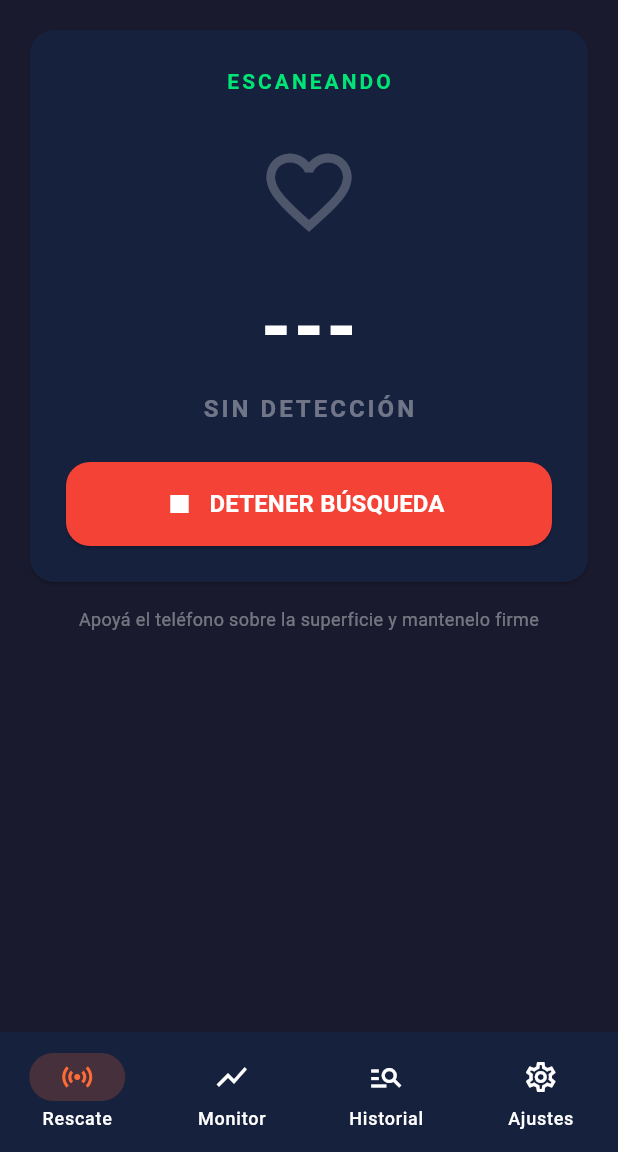
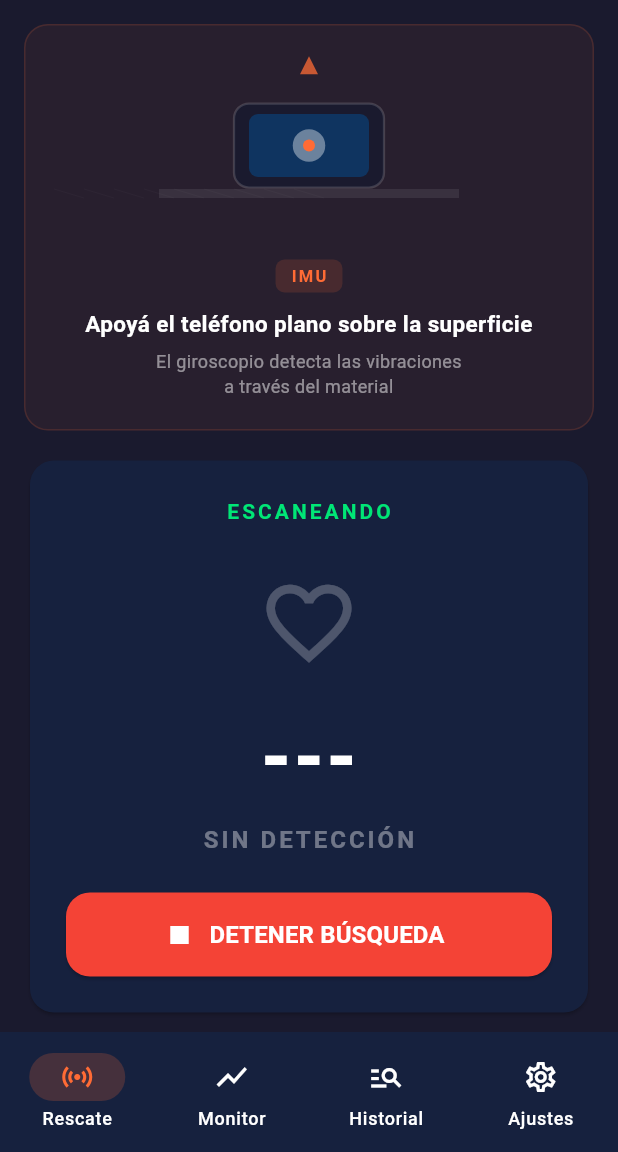
Before and after one commit to kharoldcanova/horus, a Flutter app: the screen it shows after launch, after a tap on "Sensores IMU", on a phone screen of 412 x 824 dp, the part 84-1236 px from its top. Run offline on Flutter 3.47's test engine with Material 3 defaults, Android fonts, the phone set to English and light mode, and no system bars; missing offline and left inert: tflite_flutter.

Commit message:
feat: remove camera mode, add animated phone placement guide
- Remove SearchMode.camera — rPPG is not viable for USAR (needs
  direct line of sight, stable lighting, no debris obstruction)
- Add PhonePositionGuide widget with CustomPainter animation:
  shows phone silhouette, surface contact point, and pulsing
  indicators for correct placement per mode
- IMU mode: phone flat on surface, gyro indicator at center
- Audio mode: phone on edge pressed against surface, mic indicator
  at bottom edge
- Move SearchMode enum to sensor_constants.dart for sharing
- Scanning panel shows animated guide with mode-specific instructions

```diff
--- a/lib/core/sensors/sensor_constants.dart
+++ b/lib/core/sensors/sensor_constants.dart
@@ -1,3 +1,13 @@
+/// Available search/detection modes.
+/// Each mode uses a different sensor to detect heartbeats.
+enum SearchMode {
+  /// Accelerometer + Gyroscope — primary mode for USAR.
+  imu,
+
+  /// Contact microphone — confirmatory mode, stethoscope-like.
+  audio,
+}
+
 class SensorConstants {
   static const channelName = 'com.horus.app/sensor_stream';
   static const methodStart = 'startSensorStream';
--- a/lib/features/home/home_screen.dart
+++ b/lib/features/home/home_screen.dart
@@ -3,12 +3,12 @@ import 'dart:async';
 import 'package:flutter/material.dart';
 import '../../core/sensors/sensor_event.dart';
 import '../../core/sensors/sensor_service.dart';
+import '../../core/sensors/sensor_constants.dart';
 import '../../core/ml/model_service.dart';
 import '../../core/storage/preferences_repository.dart';
 import '../../core/storage/session_repository.dart';
+import '../../shared/widgets/phone_position_guide.dart';
 import '../../shared/theme/app_theme.dart';
-
-enum SearchMode { imu, audio, camera }
 
 class HomeScreen extends StatefulWidget {
   const HomeScreen({super.key});
@@ -205,14 +205,6 @@ class _HomeScreenState extends State<HomeScreen>
               mode: SearchMode.audio,
               color: Colors.cyan,
             ),
-            const SizedBox(height: 12),
-            _buildModeCard(
-              icon: Icons.camera_alt,
-              title: 'Cámara (rPPG)',
-              subtitle: 'Detección por cámara frontal\nSolo si hay línea de visión al rostro',
-              mode: SearchMode.camera,
-              color: Colors.amber,
-            ),
           ],
         ],
       ),
@@ -305,6 +297,8 @@ class _HomeScreenState extends State<HomeScreen>
 
     return Column(
       children: [
+        PhonePositionGuide(mode: _activeMode ?? SearchMode.imu),
+        const SizedBox(height: 16),
         Card(
           child: Padding(
             padding: const EdgeInsets.all(24),
@@ -413,15 +407,6 @@ class _HomeScreenState extends State<HomeScreen>
           ),
         ),
         const SizedBox(height: 12),
-        Text(
-          'Apoyá el teléfono sobre la superficie y mantenelo firme',
-          textAlign: TextAlign.center,
-          style: TextStyle(
-            fontSize: 12,
-            color: Colors.white.withValues(alpha: 0.4),
-          ),
-        ),
-        const SizedBox(height: 16),
       ],
     );
   }
--- /dev/null
+++ b/lib/shared/widgets/phone_position_guide.dart
@@ -0,0 +1,339 @@
+import 'package:flutter/material.dart';
+
+import '../../core/sensors/sensor_constants.dart';
+
+/// Animated visual guide showing correct phone placement for each search mode.
+///
+/// Draws a side-view phone silhouette, the contact surface, and animated
+/// indicators showing where to place the phone and how to orient it.
+class PhonePositionGuide extends StatefulWidget {
+  final SearchMode mode;
+
+  const PhonePositionGuide({super.key, required this.mode});
+
+  @override
+  State<PhonePositionGuide> createState() => _PhonePositionGuideState();
+}
+
+class _PhonePositionGuideState extends State<PhonePositionGuide>
+    with SingleTickerProviderStateMixin {
+  late final AnimationController _ctrl;
+
+  @override
+  void initState() {
+    super.initState();
+    _ctrl = AnimationController(
+      vsync: this,
+      duration: const Duration(milliseconds: 1800),
+    )..repeat(reverse: true);
+  }
+
+  @override
+  void dispose() {
+    _ctrl.dispose();
+    super.dispose();
+  }
+
+  @override
+  void didUpdateWidget(PhonePositionGuide old) {
+    super.didUpdateWidget(old);
+    if (old.mode != widget.mode) {
+      _ctrl.forward(from: 0);
+    }
+  }
+
+  @override
+  Widget build(BuildContext context) {
+    final colors = switch (widget.mode) {
+      SearchMode.imu => (primary: const Color(0xFFFF6B35), label: 'IMU'),
+      SearchMode.audio => (primary: const Color(0xFF00BCD4), label: 'Audio'),
+    };
+
+    final instruction = switch (widget.mode) {
+      SearchMode.imu => 'Apoyá el teléfono plano sobre la superficie',
+      SearchMode.audio => 'Presioná el micrófono contra la superficie',
+    };
+
+    final detail = switch (widget.mode) {
+      SearchMode.imu => 'El giroscopio detecta las vibraciones\na través del material',
+      SearchMode.audio => 'El micrófono capta los latidos\npor conducción sólida',
+    };
+
+    return Container(
+      padding: const EdgeInsets.symmetric(horizontal: 24, vertical: 20),
+      decoration: BoxDecoration(
+        color: colors.primary.withValues(alpha: 0.06),
+        borderRadius: BorderRadius.circular(16),
+        border: Border.all(
+          color: colors.primary.withValues(alpha: 0.15),
+        ),
+      ),
+      child: Column(
+        children: [
+          // Animated phone illustration
+          AnimatedBuilder(
+            animation: _ctrl,
+            builder: (context, _) => SizedBox(
+              height: 120,
+              child: _PhoneIllustration(
+                mode: widget.mode,
+                pulse: _ctrl.value,
+                color: colors.primary,
+              ),
+            ),
+          ),
+          const SizedBox(height: 16),
+          // Mode badge
+          Container(
+            padding: const EdgeInsets.symmetric(horizontal: 10, vertical: 3),
+            decoration: BoxDecoration(
+              color: colors.primary.withValues(alpha: 0.15),
+              borderRadius: BorderRadius.circular(6),
+            ),
+            child: Text(
+              colors.label.toUpperCase(),
+              style: TextStyle(
+                fontSize: 11,
+                fontWeight: FontWeight.w700,
+                color: colors.primary,
+                letterSpacing: 1.5,
+              ),
+            ),
+          ),
+          const SizedBox(height: 10),
+          Text(
+            instruction,
+            textAlign: TextAlign.center,
+            style: const TextStyle(
+              fontSize: 15,
+              fontWeight: FontWeight.w600,
+              color: Colors.white,
+            ),
+          ),
+          const SizedBox(height: 6),
+          Text(
+            detail,
+            textAlign: TextAlign.center,
+            style: TextStyle(
+              fontSize: 12,
+              height: 1.4,
+              color: Colors.white.withValues(alpha: 0.5),
+            ),
+          ),
+        ],
+      ),
+    );
+  }
+}
+
+/// Paints the phone silhouette, surface, and animated contact indicator.
+class _PhoneIllustration extends StatelessWidget {
+  final SearchMode mode;
+  final double pulse;
+  final Color color;
+
+  const _PhoneIllustration({
+    required this.mode,
+    required this.pulse,
+    required this.color,
+  });
+
+  @override
+  Widget build(BuildContext context) {
+    return CustomPaint(
+      painter: _PhonePainter(mode: mode, pulse: pulse, color: color),
+      size: const Size(double.infinity, 120),
+    );
+  }
+}
+
+class _PhonePainter extends CustomPainter {
+  final SearchMode mode;
+  final double pulse;
+  final Color color;
+
+  _PhonePainter({
+    required this.mode,
+    required this.pulse,
+    required this.color,
+  });
+
+  @override
+  void paint(Canvas canvas, Size size) {
+    final cx = size.width / 2;
+    final cy = size.height / 2;
+
+    // Phone body dimensions
+    final phoneW = 100.0;
+    final phoneH = 56.0;
+    final phoneRect = RRect.fromRectAndRadius(
+      Rect.fromCenter(center: Offset(cx, cy), width: phoneW, height: phoneH),
+      const Radius.circular(10),
+    );
+
+    final surfaceY = cy + phoneH / 2 + 4;
+
+    if (mode == SearchMode.imu) {
+      _drawImu(canvas, phoneRect, surfaceY, cx);
+    } else {
+      _drawAudio(canvas, phoneRect, surfaceY, cx);
+    }
+  }
+
+  void _drawImu(Canvas canvas, RRect phoneRect, double surfaceY, double cx) {
+    // Surface line
+    _drawSurface(canvas, surfaceY, cx);
+
+    // Phone body — flat on surface
+    final phonePaint = Paint()
+      ..color = const Color(0xFF1A1A2E)
+      ..style = PaintingStyle.fill;
+    canvas.drawRRect(phoneRect, phonePaint);
+
+    final borderPaint = Paint()
+      ..color = Colors.white.withValues(alpha: 0.15)
+      ..style = PaintingStyle.stroke
+      ..strokeWidth = 1.5;
+    canvas.drawRRect(phoneRect, borderPaint);
+
+    // Screen area
+    final screenRect = RRect.fromRectAndRadius(
+      Rect.fromCenter(
+        center: Offset(cx, phoneRect.center.dy),
+        width: phoneRect.width - 20,
+        height: phoneRect.height - 14,
+      ),
+      const Radius.circular(6),
+    );
+    final screenPaint = Paint()
+      ..color = const Color(0xFF0F3460)
+      ..style = PaintingStyle.fill;
+    canvas.drawRRect(screenRect, screenPaint);
+
+    // Gyro sensor indicator (center) — pulsing
+    final gyroR = 5.0 + pulse * 3;
+    final gyroPaint = Paint()
+      ..color = Colors.white.withValues(alpha: 0.2 + pulse * 0.3);
+    canvas.drawCircle(Offset(cx, phoneRect.center.dy), gyroR + 4, gyroPaint);
+
+    final gyroCorePaint = Paint()..color = color;
+    canvas.drawCircle(Offset(cx, phoneRect.center.dy), 4, gyroCorePaint);
+
+    // Downward arrow at top
+    _drawArrows(canvas, cx, phoneRect.top - 20, -1, color);
+  }
+
+  void _drawAudio(Canvas canvas, RRect phoneRect, double surfaceY, double cx) {
+    // Phone body — upright, tilted slightly toward surface
+    final matrix = Matrix4.identity()
+      ..setTranslationRaw(cx, surfaceY - phoneRect.height / 2 - 12, 0)
+      ..rotateZ(-0.08); // slight tilt toward surface
+    final rotatedRect = Rect.fromLTWH(
+      -phoneRect.width / 2,
+      -phoneRect.height / 2,
+      phoneRect.width,
+      phoneRect.height,
+    );
+
+    canvas.save();
+    canvas.transform(matrix.storage);
+
+    final phonePaint = Paint()
+      ..color = const Color(0xFF1A1A2E)
+      ..style = PaintingStyle.fill;
+    canvas.drawRRect(
+      RRect.fromRectAndRadius(rotatedRect, const Radius.circular(10)),
+      phonePaint,
+    );
+
+    final borderPaint = Paint()
+      ..color = Colors.white.withValues(alpha: 0.15)
+      ..style = PaintingStyle.stroke
+      ..strokeWidth = 1.5;
+    canvas.drawRRect(
+      RRect.fromRectAndRadius(rotatedRect, const Radius.circular(10)),
+      borderPaint,
+    );
+
+    // Screen area
+    final screenRect = RRect.fromRectAndRadius(
+      Rect.fromCenter(
+        center: Offset(0, 0),
+        width: phoneRect.width - 18,
+        height: phoneRect.height - 14,
+      ),
+      const Radius.circular(6),
+    );
+    final screenPaint = Paint()
+      ..color = const Color(0xFF0F3460)
+      ..style = PaintingStyle.fill;
+    canvas.drawRRect(screenRect, screenPaint);
+
+    canvas.restore();
+
+    // Mic indicator at bottom edge — pulsing contact point
+    final micY = surfaceY - 6;
+    final micPaint = Paint()
+      ..color = Colors.white.withValues(alpha: 0.15 + pulse * 0.3);
+    canvas.drawCircle(Offset(cx, micY), 6 + pulse * 4, micPaint);
+
+    final micCorePaint = Paint()..color = color;
+    canvas.drawCircle(Offset(cx, micY), 4, micCorePaint);
+
+    // Surface line
+    _drawSurface(canvas, surfaceY, cx);
+
+    // Side arrow
+    _drawArrows(canvas, cx + phoneRect.width / 2 + 24, surfaceY - 12, 0, color);
+  }
+
+  void _drawSurface(Canvas canvas, double surfaceY, double cx) {
+    // Thick surface line
+    final surfacePaint = Paint()
+      ..color = Colors.white.withValues(alpha: 0.08)
+      ..style = PaintingStyle.fill;
+    canvas.drawRect(
+      Rect.fromCenter(center: Offset(cx, surfaceY), width: 200, height: 6),
+      surfacePaint,
+    );
+
+    // Subtle texture lines
+    for (int i = -4; i <= 4; i++) {
+      final linePaint = Paint()
+        ..color = Colors.white.withValues(alpha: 0.03)
+        ..strokeWidth = 0.5;
+      canvas.drawLine(
+        Offset(cx - 90 + i * 20, surfaceY - 3),
+        Offset(cx - 70 + i * 20, surfaceY + 3),
+        linePaint,
+      );
+    }
+  }
+
+  void _drawArrows(
+      Canvas canvas, double x, double y, int dir, Color color) {
+    // dir: -1 = downward, 0 = rightward, 1 = upward
+    final arrowPaint = Paint()
+      ..color = color.withValues(alpha: 0.5 + pulse * 0.4)
+      ..style = PaintingStyle.fill;
+
+    final path = Path();
+    if (dir == -1) {
+      // Downward arrow (IMU: place phone down)
+      path.moveTo(x, y - 14 + pulse * 4);
+      path.lineTo(x - 6, y - 2 + pulse * 4);
+      path.lineTo(x + 6, y - 2 + pulse * 4);
+      path.close();
+    } else {
+      // Rightward arrow (Audio: press against surface)
+      path.moveTo(x - 14 + pulse * 4, y);
+      path.lineTo(x - 2 + pulse * 4, y - 6);
+      path.lineTo(x - 2 + pulse * 4, y + 6);
+      path.close();
+    }
+    canvas.drawPath(path, arrowPaint);
+  }
+
+  @override
+  bool shouldRepaint(_PhonePainter old) => old.pulse != pulse || old.mode != mode;
+}
```
